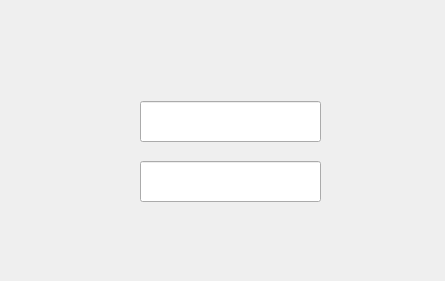
Before: the Qt Designer form qdlglogin.ui in WangQuanLiu/WeCloud, drawn with Qt 5.
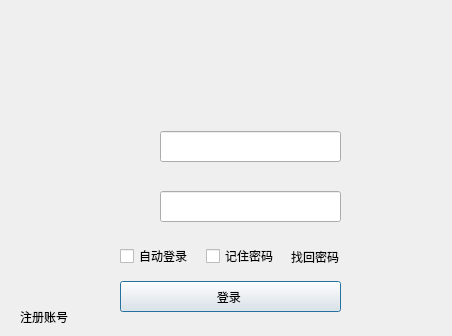
After: the same form once the commit is applied.

Commit message: 登陆界面初步完成

```diff
--- a/qdlglogin.ui
+++ b/qdlglogin.ui
@@ -6,8 +6,8 @@
    <rect>
     <x>0</x>
     <y>0</y>
-    <width>445</width>
-    <height>281</height>
+    <width>452</width>
+    <height>336</height>
    </rect>
   </property>
   <property name="windowTitle">
@@ -19,7 +19,7 @@
      <x>10</x>
      <y>10</y>
      <width>431</width>
-     <height>261</height>
+     <height>321</height>
     </rect>
    </property>
    <layout class="QGridLayout" name="gridLayout">
@@ -28,7 +28,7 @@
       <property name="maximumSize">
        <size>
         <width>16777215</width>
-        <height>200</height>
+        <height>220</height>
        </size>
       </property>
       <property name="currentIndex">
@@ -38,9 +38,9 @@
        <widget class="QLabel" name="labelAccountIcon">
         <property name="geometry">
          <rect>
-          <x>50</x>
-          <y>20</y>
-          <width>281</width>
+          <x>70</x>
+          <y>0</y>
+          <width>291</width>
           <height>61</height>
          </rect>
         </property>
@@ -51,19 +51,19 @@
        <widget class="QLineEdit" name="LineEditAccount">
         <property name="geometry">
          <rect>
-          <x>130</x>
-          <y>30</y>
+          <x>150</x>
+          <y>20</y>
           <width>181</width>
-          <height>41</height>
+          <height>31</height>
          </rect>
         </property>
        </widget>
        <widget class="QLabel" name="labelPasswordIcon">
         <property name="geometry">
          <rect>
-          <x>50</x>
-          <y>80</y>
-          <width>281</width>
+          <x>70</x>
+          <y>60</y>
+          <width>291</width>
           <height>61</height>
          </rect>
         </property>
@@ -74,13 +74,91 @@
        <widget class="QLineEdit" name="LineEditPassword">
         <property name="geometry">
          <rect>
-          <x>130</x>
-          <y>90</y>
+          <x>150</x>
+          <y>80</y>
           <width>181</width>
-          <height>41</height>
+          <height>31</height>
          </rect>
         </property>
        </widget>
+       <widget class="QWidget" name="horizontalLayoutWidget">
+        <property name="geometry">
+         <rect>
+          <x>110</x>
+          <y>130</y>
+          <width>251</width>
+          <height>31</height>
+         </rect>
+        </property>
+        <layout class="QHBoxLayout" name="horizontalLayout_2">
+         <item>
+          <widget class="QCheckBox" name="checkBoxAutoLogin">
+           <property name="enabled">
+            <bool>true</bool>
+           </property>
+           <property name="text">
+            <string>自动登录</string>
+           </property>
+          </widget>
+         </item>
+         <item>
+          <widget class="QCheckBox" name="checkBoxRememberPassword">
+           <property name="text">
+            <string>记住密码</string>
+           </property>
+          </widget>
+         </item>
+         <item>
+          <widget class="QLabel" name="labelForgetPassword">
+           <property name="text">
+            <string>找回密码</string>
+           </property>
+          </widget>
+         </item>
+        </layout>
+       </widget>
+       <widget class="QPushButton" name="pushButtonLogin">
+        <property name="geometry">
+         <rect>
+          <x>110</x>
+          <y>170</y>
+          <width>221</width>
+          <height>31</height>
+         </rect>
+        </property>
+        <property name="text">
+         <string>登录 </string>
+        </property>
+       </widget>
+       <widget class="QLabel" name="labelRegisterAccount">
+        <property name="geometry">
+         <rect>
+          <x>10</x>
+          <y>200</y>
+          <width>54</width>
+          <height>12</height>
+         </rect>
+        </property>
+        <property name="text">
+         <string>注册账号</string>
+        </property>
+       </widget>
+       <widget class="QLabel" name="labelQRCode">
+        <property name="geometry">
+         <rect>
+          <x>400</x>
+          <y>185</y>
+          <width>31</width>
+          <height>31</height>
+         </rect>
+        </property>
+        <property name="styleSheet">
+         <string notr="true"/>
+        </property>
+        <property name="text">
+         <string/>
+        </property>
+       </widget>
       </widget>
       <widget class="QWidget" name="page_2"/>
      </widget>
```
The commit also changes 5 other files.
